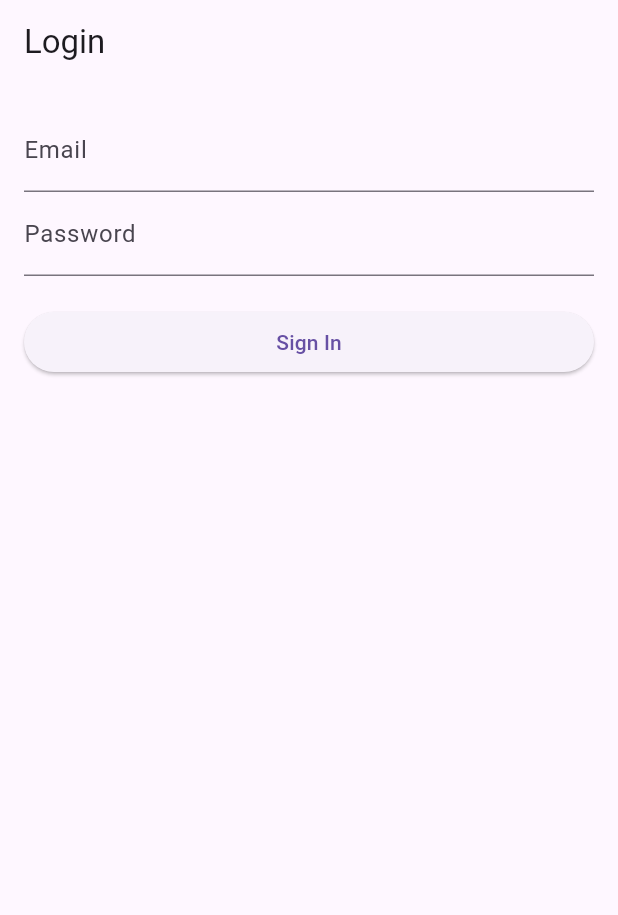
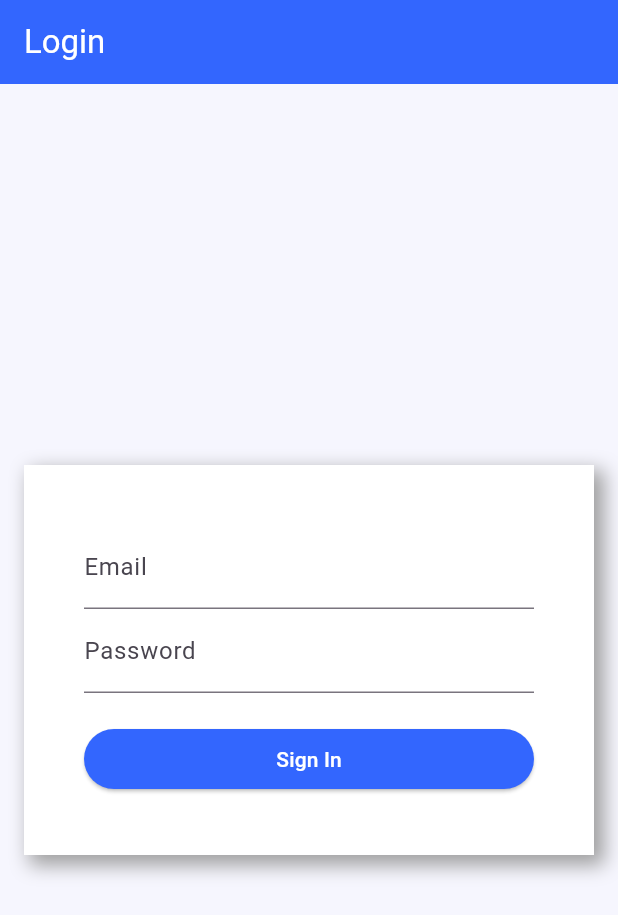
Before and after one commit to SidhardhCR/nocodb_app---1, a Flutter app: the screen it shows after launch, on a phone screen of 412 x 824 dp. Shown: the top 915 px of the screen. Run offline on Flutter 3.47's test engine with Material 3 defaults, Android fonts, the light colour scheme and no system bars; our stand-ins replace flutter_dotenv, shared_preferences.

Commit message:
login page updated

```diff
--- a/lib/pages/SplashScreen.dart
+++ b/lib/pages/SplashScreen.dart
@@ -94,11 +94,37 @@ class _LoginScreenState extends State<LoginScreen> {
   @override
   Widget build(BuildContext context) {
     return Scaffold(
+      backgroundColor: Color.fromRGBO(246, 246, 254, 1),
       appBar: AppBar(
-        title: Text('Login'),
+        title: Text(
+          'Login',
+          style: TextStyle(color: Colors.white),
         ),
-      body: Padding(
+        backgroundColor: const Color.fromRGBO(51, 102, 254, 1),
+      ),
+      body: Center(
+        child: SingleChildScrollView(
+          child: Padding(
             padding: const EdgeInsets.all(16.0),
+            child: Column(
+              mainAxisAlignment: MainAxisAlignment.center,
+              crossAxisAlignment: CrossAxisAlignment.stretch,
+              children: [
+                Container(
+                  decoration: BoxDecoration(color: Colors.white, boxShadow: [
+                    BoxShadow(
+                      color: Colors.grey,
+                      offset: const Offset(
+                        5.0,
+                        5.0,
+                      ),
+                      blurRadius: 10.0,
+                      spreadRadius: 2.0,
+                    )
+                  ]),
+                  padding: EdgeInsets.all(20),
+                  child: Padding(
+                    padding: const EdgeInsets.all(20.0),
                     child: Column(
                       crossAxisAlignment: CrossAxisAlignment.stretch,
                       children: [
@@ -115,10 +141,22 @@ class _LoginScreenState extends State<LoginScreen> {
                         _isLoading
                             ? Center(child: CircularProgressIndicator())
                             : ElevatedButton(
+                                style: ButtonStyle(
+                                    backgroundColor: WidgetStatePropertyAll(
+                                        Color.fromRGBO(51, 102, 254, 1))),
                                 onPressed: login,
-                    child: Text('Sign In'),
+                                child: Text(
+                                  'Sign In',
+                                  style: TextStyle(color: Colors.white),
+                                ),
                               ),
                       ],
+                    ),
+                  ),
+                )
+              ],
+            ),
+          ),
         ),
       ),
     );
```
Lines whose indentation alone changed are shown as unchanged.
